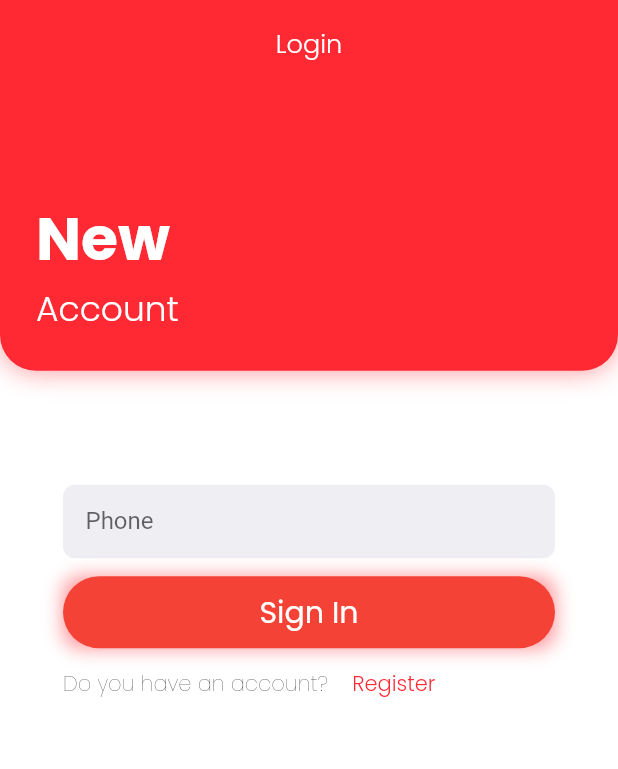
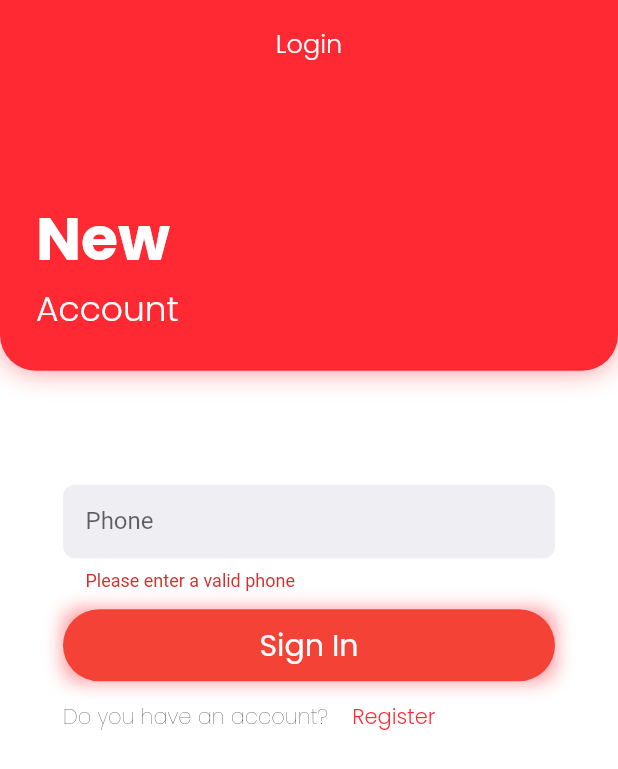
Before and after one commit to Hasanjon1996/moki_client, a Flutter app: the LoginPage screen opened directly, after a tap on "Sign In", on a phone screen of 412 x 824 dp. Shown: the top 769 px of the screen. Run offline on Flutter 3.47's test engine with Material 2 defaults, Android fonts, the phone set to English and light mode, and no system bars; our stand-ins replace auto_size_text, badges, carousel_slider, convex_bottom_bar, expandable, flutter_countdown_timer and 12 more; missing offline and left inert: clippy_flutter, flutter_material_color_picker; accounts and stored records are empty.

Commit message:
first init

```diff
--- a/lib/widgets/login/login_form.dart
+++ b/lib/widgets/login/login_form.dart
@@ -102,15 +102,13 @@ class _LoginFormState extends State<LoginForm> {
                 ),
                 color: Colors.red,
                 onPressed: () async {
-                  String phone = emailController.text.toString();
-                  LoginModel loginForm = await LoginForm(phone);
-                  if (loginForm.success) {
-                    Navigator.push(
-                      context,
-                      MaterialPageRoute(
-                          builder: (context) => Confirm(
-                              phone: emailController.text.toString())),
-                    );
+                  if (_formKey.currentState.validate()) {
+                    _formKey.currentState.save();
+                    Nav.routeReplacement(context, Confirm(
+                        phone: emailController.text.toString()));
+//                      Navigator.push(context,
+//                          MaterialPageRoute(builder: (context) => Result()));
+
                   }
                 },
                 child: Text(
@@ -133,7 +131,7 @@ class _LoginFormState extends State<LoginForm> {
       ),
     );
   }
-  Future<LoginModel> LoginForm(String phone) async {
+  Future<LoginModel> Login(String phone) async {
     String url = "http://3.123.153.179/client/login-request";
     final respons =
     await http.post(url, body: {"phone": phone, "user_type": "client"});
@@ -141,10 +139,10 @@ class _LoginFormState extends State<LoginForm> {
       final String responseString = respons.body;
       return loginModelFromJson(responseString);
     } else if (respons.statusCode == 401) {
-     // Navigator.push(
-        //context,
-       // MaterialPageRoute(builder: (context) => RegisterPage(phone: phone)),
-     // );
+      Navigator.push(
+        context,
+        MaterialPageRoute(builder: (context) => RegisterPage(phone: phone)),
+      );
     } else {
       return null;
     }
--- a/lib/widgets/register/register_form.dart
+++ b/lib/widgets/register/register_form.dart
@@ -24,13 +24,13 @@ class _RegisterFormState extends State<RegisterForm> {
   final _formKey = GlobalKey<FormState>();
   Model model = Model();
   bool passwordVisible = false;
+  bool showpassword = false;
+  bool request = false;
 
   @override
   void initState() {
     super.initState();
   }
-  bool _showpassword = false;
-  bool _request = false;
 
 
   TextEditingController emailController = new TextEditingController();
```
Lines whose indentation alone changed are shown as unchanged.
